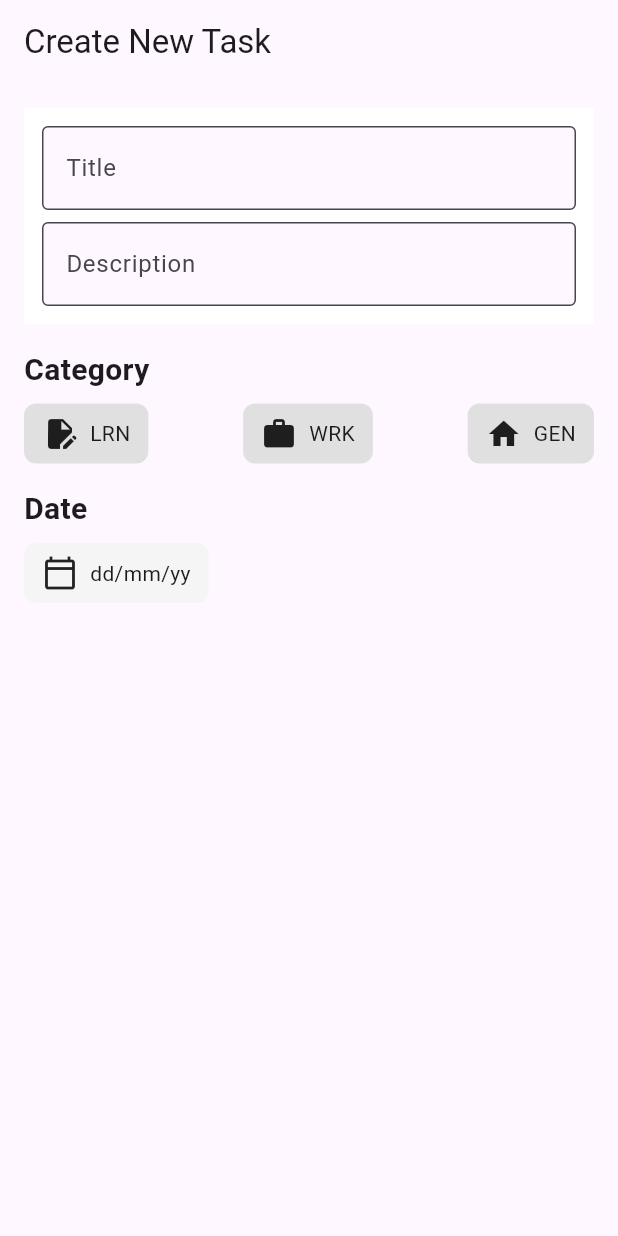
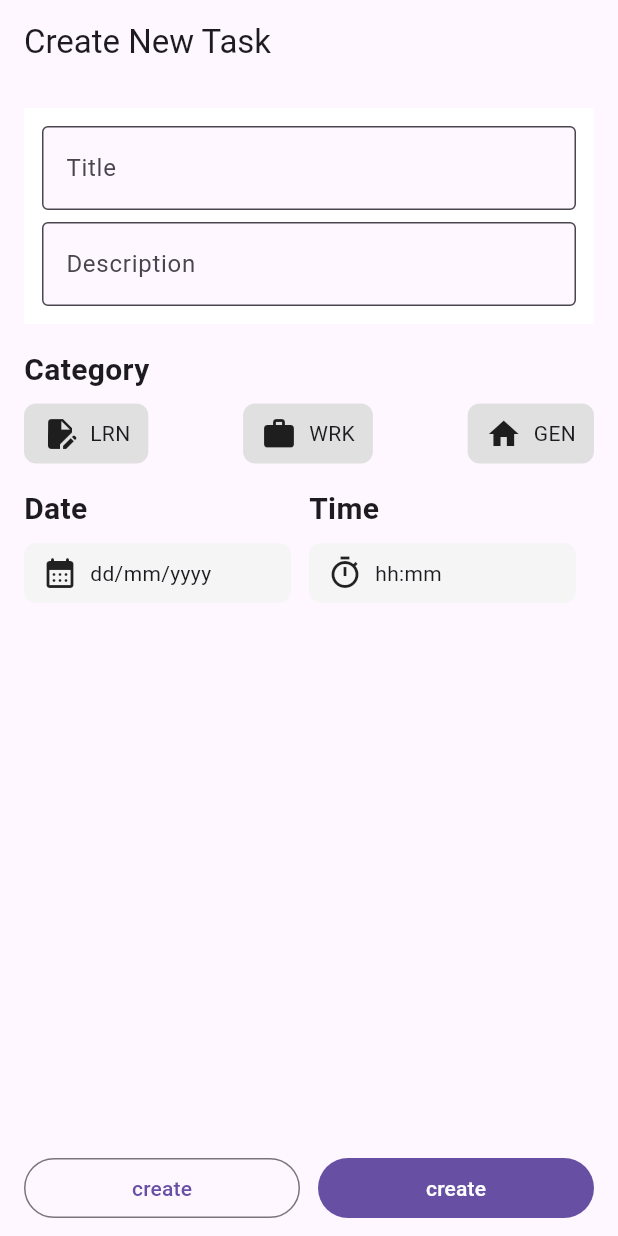
Before and after one commit to nobu74658/flutter_study_2025, a Flutter app: the screen it shows after launch, on a phone screen of 412 x 824 dp. Run offline on Flutter 3.47's test engine with Material 3 defaults, Android fonts, the phone set to English and light mode, and no system bars.

Commit message:
feature: ボタン

```diff
--- a/lib/screens/add_todo/add_todo_screen.dart
+++ b/lib/screens/add_todo/add_todo_screen.dart
@@ -1,4 +1,5 @@
 import 'package:flutter/material.dart';
+import 'package:flutter_study_2025/screens/add_todo/components/add_todo_bottom_buttons.dart';
 import 'package:flutter_study_2025/screens/add_todo/components/add_todo_categories.dart';
 import 'package:flutter_study_2025/screens/add_todo/components/add_todo_inputs.dart';
 import 'package:flutter_study_2025/screens/add_todo/components/add_todo_schedule.dart';
@@ -12,7 +13,10 @@ class AddTodoScreen extends StatelessWidget {
       appBar: AppBar(
         title: const Text('Create New Task'),
       ),
-      body: ListView(
+      body: Column(
+        children: [
+          Expanded(
+            child: ListView(
               padding: const EdgeInsets.all(16),
               children: const [
                 AddTodoInputs(),
@@ -22,6 +26,10 @@ class AddTodoScreen extends StatelessWidget {
                 AddTodoSchedule(),
               ],
             ),
+          ),
+          const AddTodoBottomButtons(),
+        ],
+      ),
     );
   }
 }
--- /dev/null
+++ b/lib/screens/add_todo/components/add_todo_bottom_buttons.dart
@@ -0,0 +1,34 @@
+import 'package:flutter/material.dart';
+
+class AddTodoBottomButtons extends StatelessWidget {
+  const AddTodoBottomButtons({super.key});
+
+  @override
+  Widget build(BuildContext context) {
+    return SafeArea(
+      child: Padding(
+        padding: const EdgeInsets.symmetric(
+          horizontal: 16,
+          vertical: 8,
+        ),
+        child: Row(
+          children: [
+            Expanded(
+              child: OutlinedButton(
+                onPressed: () {},
+                child: const Text('create'),
+              ),
+            ),
+            const SizedBox(width: 12),
+            Expanded(
+              child: FilledButton(
+                onPressed: () {},
+                child: const Text('create'),
+              ),
+            ),
+          ],
+        ),
+      ),
+    );
+  }
+}
--- a/lib/screens/add_todo/components/add_todo_schedule.dart
+++ b/lib/screens/add_todo/components/add_todo_schedule.dart
@@ -6,12 +6,43 @@ class AddTodoSchedule extends StatelessWidget {
 
   @override
   Widget build(BuildContext context) {
-    return Row(
+    return const Row(
       children: [
-        Column(
+        _ScheduleContainer(
+          title: 'Date',
+          value: 'dd/mm/yyyy',
+          iconData: Icons.calendar_month_rounded,
+        ),
+        _ScheduleContainer(
+          title: 'Time',
+          value: 'hh:mm',
+          iconData: Icons.timer_outlined,
+        ),
+      ],
+    );
+  }
+}
+
+class _ScheduleContainer extends StatelessWidget {
+  const _ScheduleContainer({
+    required this.title,
+    required this.value,
+    required this.iconData,
+  });
+
+  final String title;
+  final String value;
+  final IconData iconData;
+
+  @override
+  Widget build(BuildContext context) {
+    return Expanded(
+      child: Padding(
+        padding: const EdgeInsets.only(right: 12.0),
+        child: Column(
           crossAxisAlignment: CrossAxisAlignment.start,
           children: [
-            const Text('Date', style: AppStyle.title),
+            Text(title, style: AppStyle.title),
             const SizedBox(height: 8),
             Material(
               color: Colors.grey.shade100,
@@ -19,13 +50,14 @@ class AddTodoSchedule extends StatelessWidget {
               borderRadius: BorderRadius.circular(8),
               child: InkWell(
                 onTap: () {},
-                child: const Padding(
-                  padding: EdgeInsets.symmetric(horizontal: 12, vertical: 8),
+                child: Padding(
+                  padding:
+                      const EdgeInsets.symmetric(horizontal: 12, vertical: 8),
                   child: Row(
                     children: [
-                      Icon(Icons.calendar_today_outlined),
-                      SizedBox(width: 8),
-                      Text('dd/mm/yy'),
+                      Icon(iconData),
+                      const SizedBox(width: 8),
+                      Text(value),
                     ],
                   ),
                 ),
@@ -33,8 +65,7 @@ class AddTodoSchedule extends StatelessWidget {
             ),
           ],
         ),
-        const Column(),
-      ],
+      ),
     );
   }
 }
```
Lines whose indentation alone changed are shown as unchanged.
